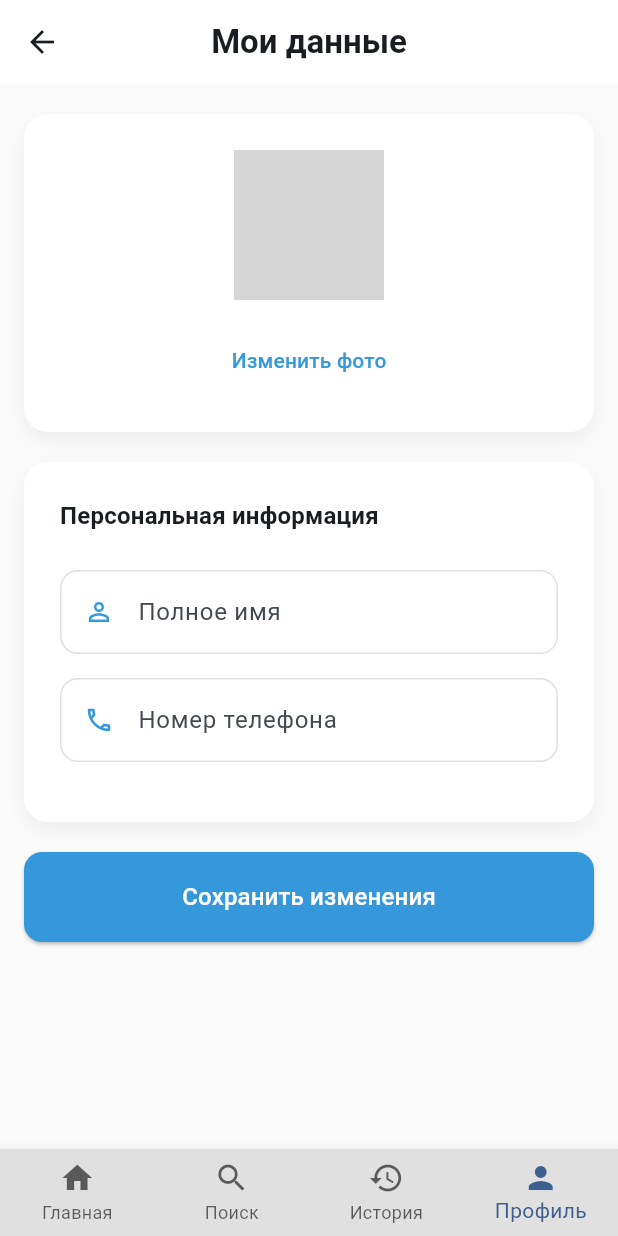
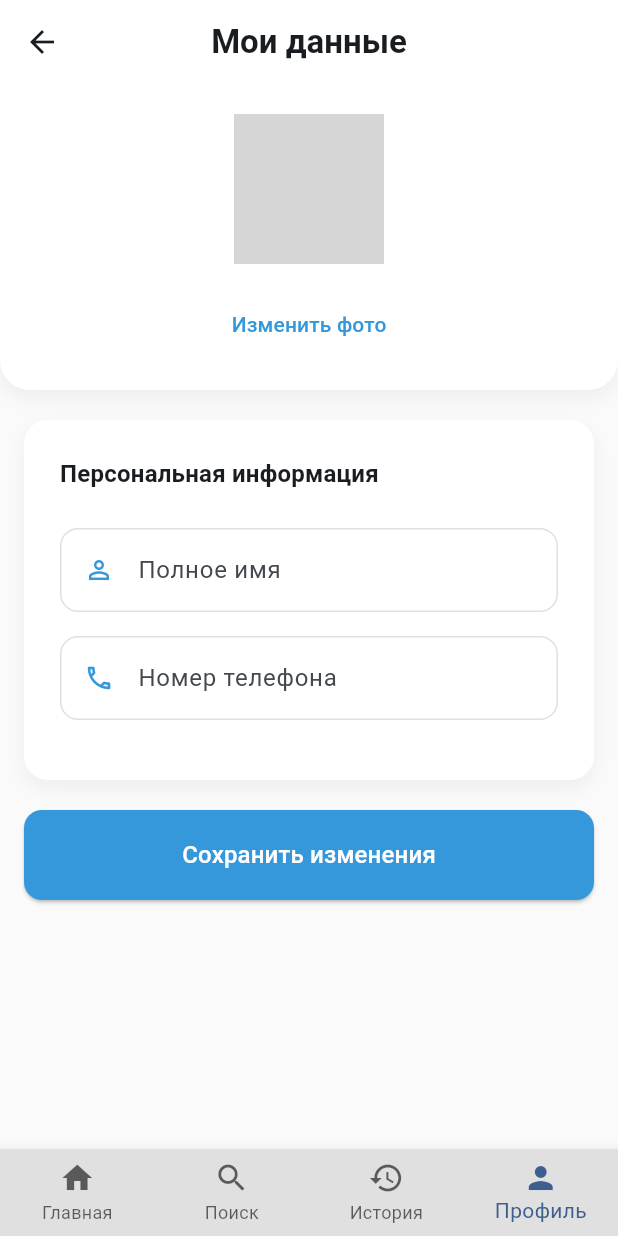
Before and after one commit to Beg1sJR/flutter_news, a Flutter app: the DataChangePage screen opened by its route, on a phone screen of 412 x 824 dp. Run offline on Flutter 3.47's test engine with Material 3 defaults, Android fonts, the phone set to English and light mode, and no system bars; our stand-ins replace bloc, cloud_firestore, dio, email_validator, equatable, firebase_auth and 14 more; missing offline and left inert: talker_bloc_logger, talker_dio_logger; accounts and stored records are empty; network calls fail; statements that could not run were skipped; grey boxes are pictures that could not be loaded.

Commit message:
fixed /profile/data page

```diff
--- a/lib/features/auth/presentation/logic/auth_bloc/auth_bloc.dart
+++ b/lib/features/auth/presentation/logic/auth_bloc/auth_bloc.dart
@@ -64,17 +64,23 @@ class AuthBloc extends Bloc<AuthEvent, AuthState> {
     final currentState = state;
     if (currentState is! AuthAuthenticated) return;
 
-    emit(UpdateUserDataLoading());
+    emit(currentState.copyWith(isUpdatingAvatar: true));
     try {
       final downloadUrl = await firebaseAuthRepository.uploadAndSaveAvatar(
         imageFile: event.imageFile,
       );
 
-      if (currentState.appUser != null) {
-        final updatedUser = currentState.appUser!.copyWith(
+      // We get the latest state because it might have changed
+      final latestState = state as AuthAuthenticated;
+      if (latestState.appUser != null) {
+        final updatedUser = latestState.appUser!.copyWith(
           avatarUrl: downloadUrl,
         );
-        emit(currentState.copyWith(appUser: updatedUser));
+        emit(
+          latestState.copyWith(appUser: updatedUser, isUpdatingAvatar: false),
+        );
+      } else {
+        emit(latestState.copyWith(isUpdatingAvatar: false));
       }
     } catch (e) {
       emit(UpdateUserDataError(error: e.toString()));
--- a/lib/features/auth/presentation/logic/auth_bloc/auth_state.dart
+++ b/lib/features/auth/presentation/logic/auth_bloc/auth_state.dart
@@ -10,18 +10,28 @@ class AuthInitial extends AuthState {}
 class AuthAuthenticated extends AuthState {
   final User user;
   final AppUserEntity? appUser;
+  final bool isUpdatingAvatar;
 
-  AuthAuthenticated({required this.user, this.appUser});
+  AuthAuthenticated({
+    required this.user,
+    this.appUser,
+    this.isUpdatingAvatar = false,
+  });
 
-  AuthAuthenticated copyWith({User? user, AppUserEntity? appUser}) {
+  AuthAuthenticated copyWith({
+    User? user,
+    AppUserEntity? appUser,
+    bool? isUpdatingAvatar,
+  }) {
     return AuthAuthenticated(
       user: user ?? this.user,
       appUser: appUser ?? this.appUser,
+      isUpdatingAvatar: isUpdatingAvatar ?? this.isUpdatingAvatar,
     );
   }
 
   @override
-  List<Object?> get props => [user, appUser];
+  List<Object?> get props => [user, appUser, isUpdatingAvatar];
 }
 
 class AuthUnauthenticated extends AuthState {}
--- a/lib/features/profile/presentation/pages/data/data.dart
+++ b/lib/features/profile/presentation/pages/data/data.dart
@@ -92,23 +92,22 @@ class _DataChangePageState extends State<DataChangePage> {
                   ),
                 ),
               ),
-              body: SafeArea(
-                child: SingleChildScrollView(
-                  child: Column(
+              body: Column(
                 children: [
-                      const SizedBox(height: 20),
                   Container(
                     width: double.infinity,
-                        margin: const EdgeInsets.symmetric(horizontal: 16),
-                        padding: const EdgeInsets.all(24.0),
+                    padding: const EdgeInsets.all(20.0),
                     decoration: BoxDecoration(
                       color: theme.cardColor,
-                          borderRadius: BorderRadius.circular(16),
+                      borderRadius: BorderRadius.only(
+                        bottomLeft: Radius.circular(20),
+                        bottomRight: Radius.circular(20),
+                      ),
                       boxShadow: [
                         BoxShadow(
                           color: Colors.black.withOpacity(0.05),
                           blurRadius: 10,
-                              offset: const Offset(0, 5),
+                          offset: Offset(0, 5),
                         ),
                       ],
                     ),
@@ -129,18 +128,9 @@ class _DataChangePageState extends State<DataChangePage> {
                                       : const NetworkImage(
                                           'https://via.placeholder.com/150',
                                         ),
-                                      child:
-                                          (avatarUrl == null ||
-                                              avatarUrl.isEmpty)
-                                          ? Text(
-                                              'УН',
-                                              style: const TextStyle(
-                                                fontSize: 36,
-                                                fontWeight: FontWeight.bold,
                                 ),
-                                            )
-                                          : null,
-                                    ),
+                                if (state.isUpdatingAvatar)
+                                  const CircularProgressIndicator(),
                               ],
                             ),
                           ),
@@ -202,8 +192,7 @@ class _DataChangePageState extends State<DataChangePage> {
                         CustomTextField(
                           controller: _phoneController
                             ..text =
-                                    state.appUser?.phoneNumber ??
-                                    '### ### ## ##',
+                                state.appUser?.phoneNumber ?? '### ### ## ##',
                           label: S.of(context).phoneNumber,
                           icon: Icons.phone_outlined,
                           keyboardType: TextInputType.phone,
@@ -274,8 +263,6 @@ class _DataChangePageState extends State<DataChangePage> {
                   const SizedBox(height: 40),
                 ],
               ),
-                ),
-              ),
             );
           }
           // Display a loading indicator or an empty container for other states
--- a/lib/features/profile/presentation/pages/profile.dart
+++ b/lib/features/profile/presentation/pages/profile.dart
@@ -125,7 +125,7 @@ class ProfilePage extends StatelessWidget {
                         BoxShadow(
                           color: Colors.black.withOpacity(0.05),
                           blurRadius: 10,
-                          offset: Offset(0, 5),
+                          // offset: Offset(0, 5),
                         ),
                       ],
                     ),
```
Lines whose indentation alone changed are shown as unchanged.
